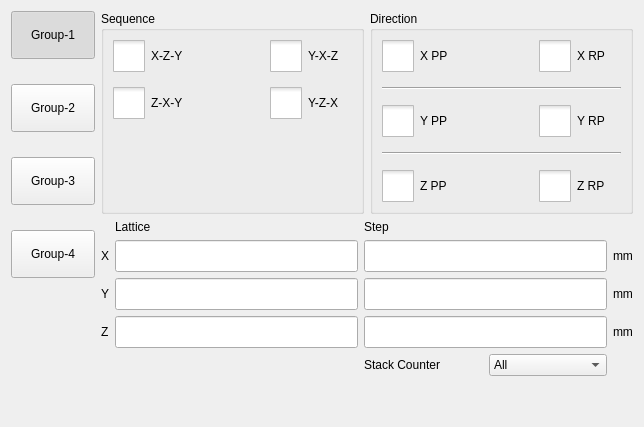
Before: the Qt Designer form hcsettings/ichcstackedsettingsframe.ui in dongdong-2009/3-5AxisRobot, drawn with Qt 5.
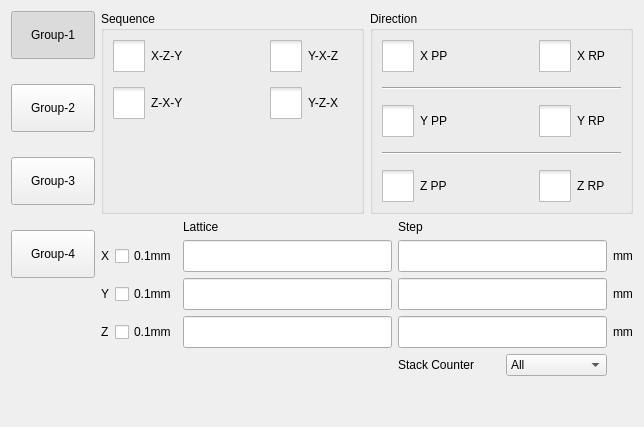
After: the same form once the commit is applied. Icons and pictures are not drawn. Custom widgets are drawn as their Qt base class.

Commit message:
1.堆叠可以选择精度
Conflicts:
	Multi-axisManipulatorSystem_ch.ts
	Multi-axisManipulatorSystem_en.ts

```diff
--- a/hcsettings/ichcstackedsettingsframe.ui
+++ b/hcsettings/ichcstackedsettingsframe.ui
@@ -570,21 +570,34 @@
      </item>
      <item>
       <layout class="QGridLayout" name="gridLayout">
-       <item row="0" column="1">
+       <item row="1" column="2">
+        <widget class="ICLineEditWithVirtualNumericKeypad" name="xRPLatticeLineEdit">
+         <property name="minimumSize">
+          <size>
+           <width>0</width>
+           <height>32</height>
+          </size>
+         </property>
+         <property name="text">
+          <string notr="true"/>
+         </property>
+        </widget>
+       </item>
+       <item row="0" column="2">
         <widget class="QLabel" name="label_2">
          <property name="text">
           <string>Lattice</string>
          </property>
         </widget>
        </item>
-       <item row="0" column="2">
+       <item row="0" column="3">
         <widget class="QLabel" name="label_3">
          <property name="text">
           <string>Step</string>
          </property>
         </widget>
        </item>
-       <item row="2" column="2">
+       <item row="2" column="3">
         <widget class="ICLineEditWithVirtualNumericKeypad" name="yRPStepLineEdit">
          <property name="minimumSize">
           <size>
@@ -597,20 +610,7 @@
          </property>
         </widget>
        </item>
-       <item row="1" column="1">
-        <widget class="ICLineEditWithVirtualNumericKeypad" name="xRPLatticeLineEdit">
-         <property name="minimumSize">
-          <size>
-           <width>0</width>
-           <height>32</height>
-          </size>
-         </property>
-         <property name="text">
-          <string notr="true"/>
-         </property>
-        </widget>
-       </item>
-       <item row="1" column="2">
+       <item row="1" column="3">
         <widget class="ICLineEditWithVirtualNumericKeypad" name="xRPStepLineEdit">
          <property name="minimumSize">
           <size>
@@ -623,7 +623,7 @@
          </property>
         </widget>
        </item>
-       <item row="2" column="1">
+       <item row="2" column="2">
         <widget class="ICLineEditWithVirtualNumericKeypad" name="yRPLatticeLineEdit">
          <property name="minimumSize">
           <size>
@@ -636,20 +636,20 @@
          </property>
         </widget>
        </item>
-       <item row="3" column="1">
-        <widget class="ICLineEditWithVirtualNumericKeypad" name="zRPLatticeLineEdit">
-         <property name="minimumSize">
-          <size>
-           <width>0</width>
-           <height>32</height>
-          </size>
-         </property>
-         <property name="text">
-          <string notr="true"/>
-         </property>
-        </widget>
-       </item>
        <item row="3" column="2">
+        <widget class="ICLineEditWithVirtualNumericKeypad" name="zRPLatticeLineEdit">
+         <property name="minimumSize">
+          <size>
+           <width>0</width>
+           <height>32</height>
+          </size>
+         </property>
+         <property name="text">
+          <string notr="true"/>
+         </property>
+        </widget>
+       </item>
+       <item row="3" column="3">
         <widget class="ICLineEditWithVirtualNumericKeypad" name="zRPStepLineEdit">
          <property name="minimumSize">
           <size>
@@ -662,21 +662,21 @@
          </property>
         </widget>
        </item>
-       <item row="1" column="3">
+       <item row="1" column="4">
         <widget class="QLabel" name="label">
          <property name="text">
           <string>mm</string>
          </property>
         </widget>
        </item>
-       <item row="2" column="3">
+       <item row="2" column="4">
         <widget class="QLabel" name="label_4">
          <property name="text">
           <string>mm</string>
          </property>
         </widget>
        </item>
-       <item row="3" column="3">
+       <item row="3" column="4">
         <widget class="QLabel" name="label_5">
          <property name="text">
           <string>mm</string>
@@ -704,7 +704,7 @@
          </property>
         </widget>
        </item>
-       <item row="4" column="2">
+       <item row="4" column="3">
         <layout class="QHBoxLayout" name="horizontalLayout_2">
          <item>
           <widget class="QLabel" name="label_9">
@@ -749,6 +749,27 @@
          </item>
         </layout>
        </item>
+       <item row="1" column="1">
+        <widget class="QCheckBox" name="xUnit">
+         <property name="text">
+          <string>0.1mm</string>
+         </property>
+        </widget>
+       </item>
+       <item row="2" column="1">
+        <widget class="QCheckBox" name="yUnit">
+         <property name="text">
+          <string>0.1mm</string>
+         </property>
+        </widget>
+       </item>
+       <item row="3" column="1">
+        <widget class="QCheckBox" name="zUnit">
+         <property name="text">
+          <string>0.1mm</string>
+         </property>
+        </widget>
+       </item>
       </layout>
      </item>
      <item>
```
Left out of the diff: 2 changed lines with no effect on the pictures. The commit also changes 2 other files.
